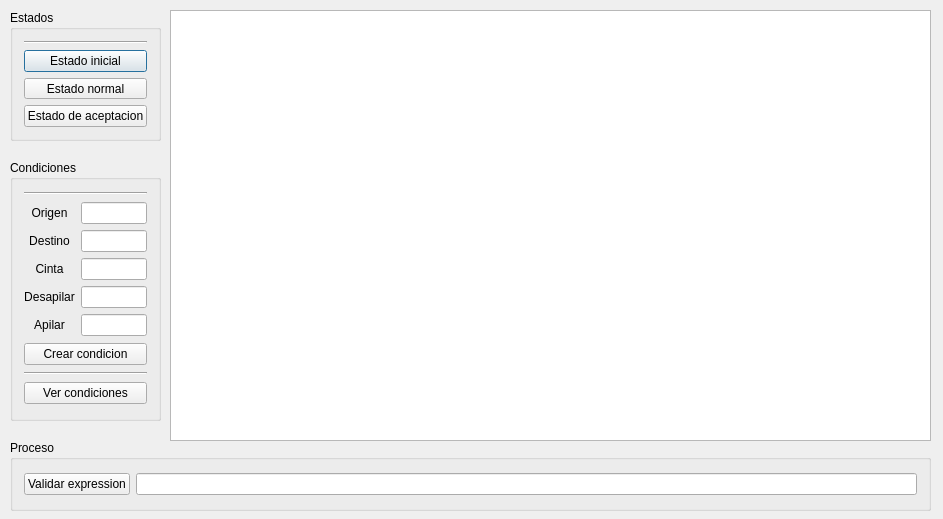
Before: the Qt Designer form dialog.ui in baegz/PushDownAutomaton, drawn with Qt 5.
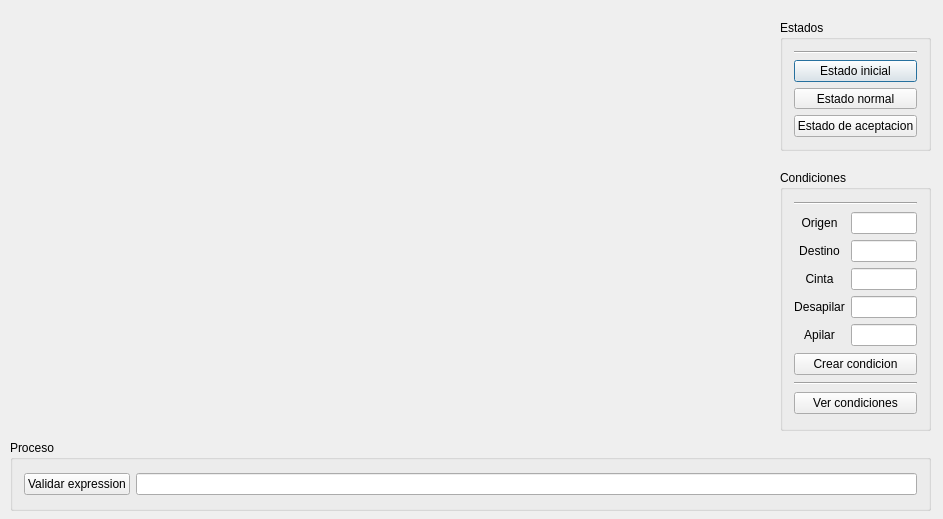
After: the same form once the commit is applied.

Diff of the .ui file:
```diff
--- a/dialog.ui
+++ b/dialog.ui
@@ -28,39 +28,11 @@
   <property name="sizeGripEnabled">
    <bool>false</bool>
   </property>
-  <widget class="QGraphicsView" name="graphicsView">
-   <property name="enabled">
-    <bool>true</bool>
-   </property>
-   <property name="geometry">
-    <rect>
-     <x>170</x>
-     <y>10</y>
-     <width>761</width>
-     <height>431</height>
-    </rect>
-   </property>
-   <property name="minimumSize">
-    <size>
-     <width>761</width>
-     <height>431</height>
-    </size>
-   </property>
-   <property name="maximumSize">
-    <size>
-     <width>761</width>
-     <height>431</height>
-    </size>
-   </property>
-   <property name="acceptDrops">
-    <bool>true</bool>
-   </property>
-  </widget>
   <widget class="QGroupBox" name="groupBox">
    <property name="geometry">
     <rect>
-     <x>10</x>
-     <y>10</y>
+     <x>780</x>
+     <y>20</y>
      <width>151</width>
      <height>131</height>
     </rect>
@@ -102,8 +74,8 @@
   <widget class="QGroupBox" name="groupBox_2">
    <property name="geometry">
     <rect>
-     <x>10</x>
-     <y>160</y>
+     <x>780</x>
+     <y>170</y>
      <width>151</width>
      <height>261</height>
     </rect>
```
Left out of the diff: 2 changed lines with no effect on the pictures.
